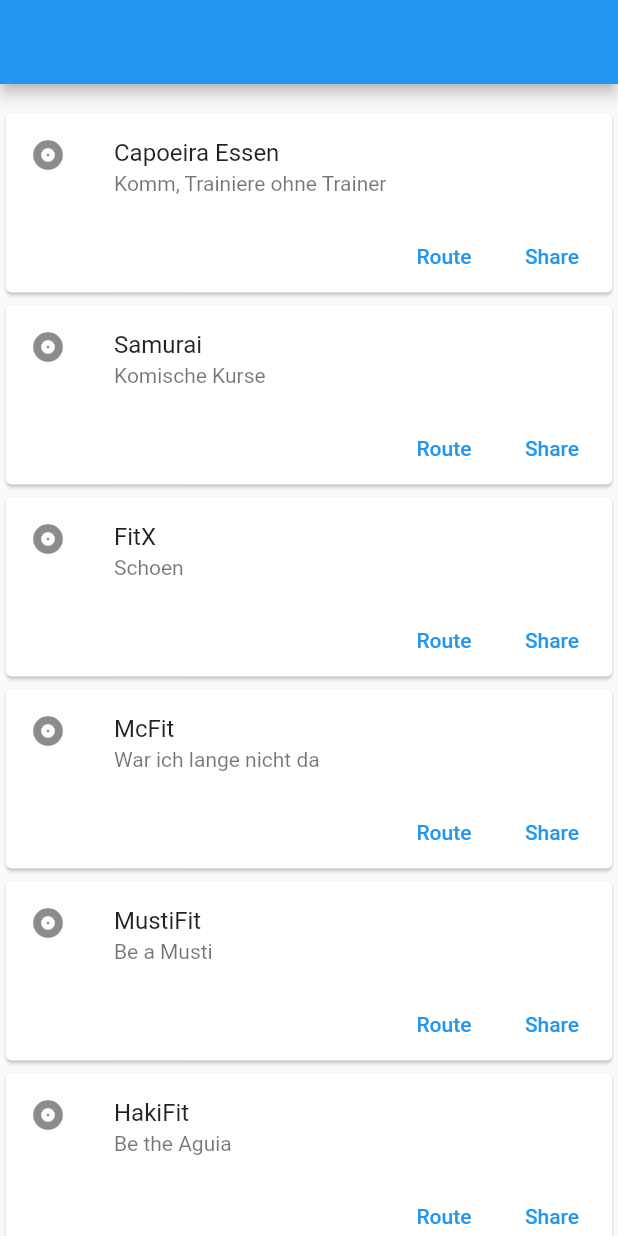
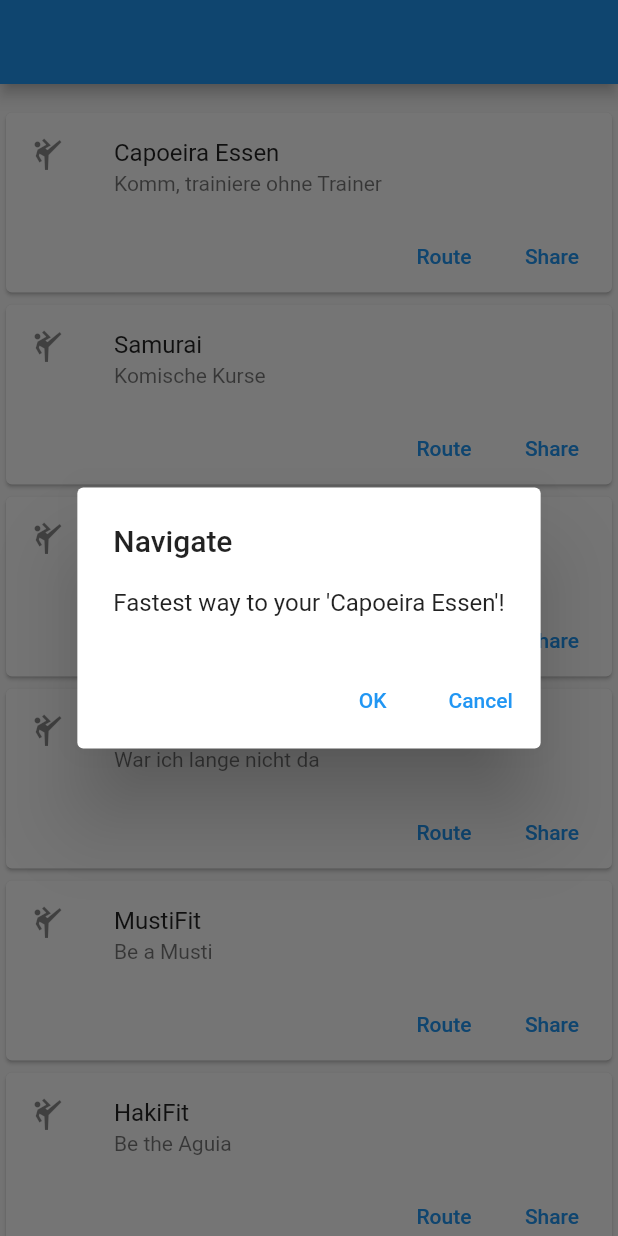
Before and after one commit to mustafasalfiti/nextactivity, a Flutter app: the screen it shows after launch, after a tap on "Route", on a phone screen of 412 x 824 dp. Run offline on Flutter 3.47's test engine with Material 2 defaults, Android fonts, the phone set to English and light mode, and no system bars.

Commit message:
Button onclick functions

```diff
--- a/client/lib/homepage.dart
+++ b/client/lib/homepage.dart
@@ -9,26 +9,26 @@ class HomePage extends StatelessWidget {
 
   @override
   Widget build(BuildContext context) {
-    return Container(
-      child: Scaffold(
+    return Scaffold(
       appBar: AppBar(),
       body: ListView(
         children: [
           SizedBox(
             height: 15,
           ),
-            myCard("Capoeira Essen", "", "Komm, Trainiere ohne Trainer"),
+          myCard("Capoeira Essen", "", "Komm, trainiere ohne Trainer"),
           myCard("Samurai", "", "Komische Kurse"),
-            myCard("FitX", "", "Schoen"),
+          myCard("FitX", "", "Schön"),
           myCard("McFit", "", "War ich lange nicht da"),
           myCard("MustiFit", "", "Be a Musti"),
           myCard("HakiFit", "", "Be the Aguia"),
+          myCard("SvenjaYoga", "", "Be ready for the rainbow"),
+          myCard("InesMusic", "", "The best vibes... only for me"),
           SizedBox(
             height: 15,
           ),
         ],
       ),
-      ),
     );
   }
 }
--- a/client/lib/myCard.dart
+++ b/client/lib/myCard.dart
@@ -19,7 +19,7 @@ class myCard extends StatelessWidget {
           mainAxisSize: MainAxisSize.min,
           children: <Widget>[
             ListTile(
-              leading: const Icon(Icons.album),
+              leading: const Icon(Icons.sports_martial_arts),
               title: Text(text),
               subtitle: Text(info),
             ),
@@ -28,12 +28,18 @@ class myCard extends StatelessWidget {
               children: <Widget>[
                 TextButton(
                   child: const Text('Route'),
-                  onPressed: () {/* ... */},
+                  onPressed: () {
+                    showPopUp(context, 'Navigate',
+                        'Fastest way to your \'' + text + '\'!');
+                  },
                 ),
                 const SizedBox(width: 8),
                 TextButton(
                   child: const Text('Share'),
-                  onPressed: () {/* ... */},
+                  onPressed: () {
+                    showPopUp(
+                        context, 'Share \'' + text + '\'!', 'Share with me!');
+                  },
                 ),
                 const SizedBox(width: 8),
               ],
@@ -43,4 +49,24 @@ class myCard extends StatelessWidget {
       ),
     );
   }
+
+  showPopUp(context, String title, String content) {
+    showDialog<String>(
+      context: context,
+      builder: (BuildContext context) => AlertDialog(
+        title: Text(title),
+        content: Text(content),
+        actions: <Widget>[
+          TextButton(
+            onPressed: () => Navigator.pop(context, 'OK'),
+            child: const Text('OK'),
+          ),
+          TextButton(
+            onPressed: () => Navigator.pop(context, 'Cancel'),
+            child: const Text('Cancel'),
+          ),
+        ],
+      ),
+    );
+  }
 }
```
Also changed, not shown: client/pubspec.lock. Lines whose indentation alone changed are shown as unchanged.
